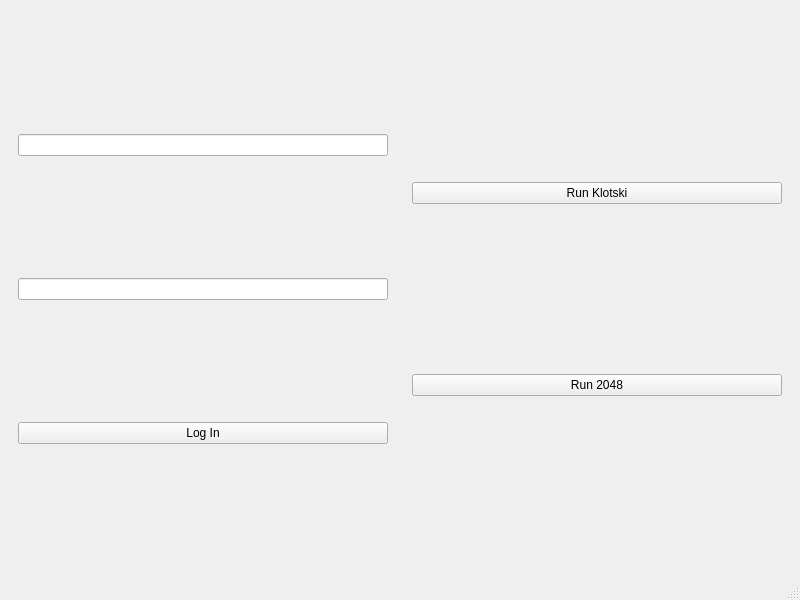
First picture: the form in mainwindow/mainwindow.ui, repository w43322/q2048Klotski, before the edit.
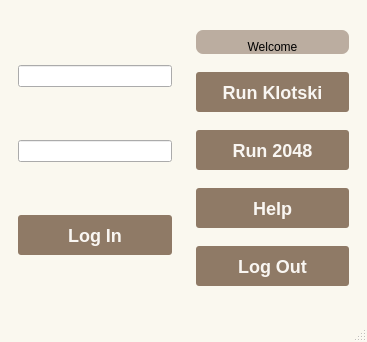
Second picture: the form after the edit.

The edit to the form file:
```diff
--- a/mainwindow/mainwindow.ui
+++ b/mainwindow/mainwindow.ui
@@ -6,13 +6,68 @@
    <rect>
     <x>0</x>
     <y>0</y>
-    <width>800</width>
-    <height>600</height>
+    <width>367</width>
+    <height>342</height>
    </rect>
   </property>
+  <property name="sizePolicy">
+   <sizepolicy hsizetype="Minimum" vsizetype="Minimum">
+    <horstretch>0</horstretch>
+    <verstretch>0</verstretch>
+   </sizepolicy>
+  </property>
   <property name="windowTitle">
    <string>q2048Klotski</string>
   </property>
+  <property name="styleSheet">
+   <string notr="true">QMainWindow
+{
+    background: #faf8ef;
+}
+
+QWidget#widgetGrid
+{
+    background: #bbada0;
+}
+
+QLabel
+{
+    font-family: &quot;Monaco&quot;;
+    background: #bbada0;
+    border-radius: 7px;
+    padding-top: 10px;
+    padding-left: 20px;
+    padding-right: 20px;
+}
+
+QPushButton
+{
+    font-family: &quot;Menlo&quot;;
+    font-size: 18px;
+    font-weight: bold;
+    background: #8f7a66;
+    border-radius: 3px;
+    padding: 0 20px;
+    text-decoration: none;
+    color: #f9f6f2;
+    height: 40px;
+    line-height: 42px;
+    text-align: center;
+}
+
+QPushButton:hover
+{
+    background-color:rgb(44 , 137 , 255);
+}
+
+QPushButton:pressed
+{
+    background-color:rgb(14 , 135 , 228);
+    padding-left:3px;
+    padding-top:3px;
+}
+</string>
+  </property>
   <widget class="QWidget" name="centralwidget">
    <layout class="QHBoxLayout" name="horizontalLayout">
     <item>
@@ -51,8 +106,33 @@
     <item>
      <widget class="QWidget" name="afterLoginWidget" native="true">
       <layout class="QVBoxLayout" name="verticalLayout">
+       <item>
+        <widget class="QLabel" name="welcomeLabel">
+         <property name="sizePolicy">
+          <sizepolicy hsizetype="Minimum" vsizetype="Fixed">
+           <horstretch>0</horstretch>
+           <verstretch>0</verstretch>
+          </sizepolicy>
+         </property>
+         <property name="styleSheet">
+          <string notr="true"/>
+         </property>
+         <property name="text">
+          <string>Welcome</string>
+         </property>
+         <property name="alignment">
+          <set>Qt::AlignCenter</set>
+         </property>
+        </widget>
+       </item>
        <item>
         <widget class="QPushButton" name="pushButtonRunKlotski">
+         <property name="sizePolicy">
+          <sizepolicy hsizetype="Minimum" vsizetype="Fixed">
+           <horstretch>0</horstretch>
+           <verstretch>0</verstretch>
+          </sizepolicy>
+         </property>
          <property name="text">
           <string>Run Klotski</string>
          </property>
@@ -65,6 +145,20 @@
          </property>
         </widget>
        </item>
+       <item>
+        <widget class="QPushButton" name="pushButton">
+         <property name="text">
+          <string>Help</string>
+         </property>
+        </widget>
+       </item>
+       <item>
+        <widget class="QPushButton" name="logoutBtn">
+         <property name="text">
+          <string>Log Out</string>
+         </property>
+        </widget>
+       </item>
       </layout>
      </widget>
     </item>
```
Left out of the diff: 2 changed lines with no effect on the pictures.
